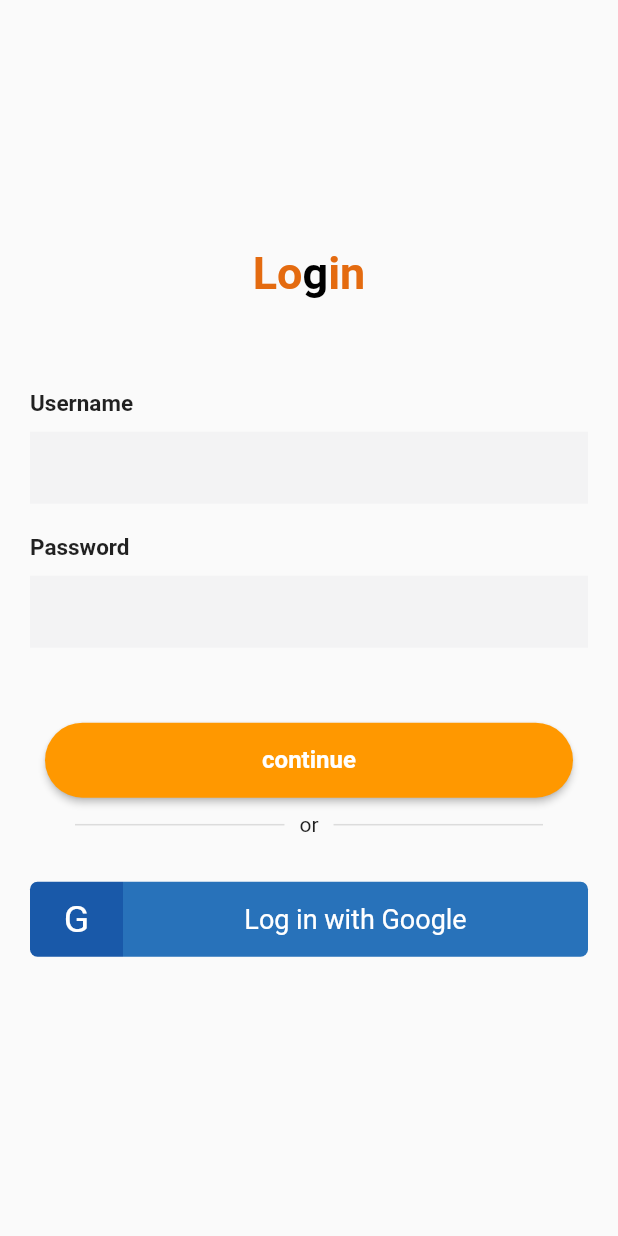
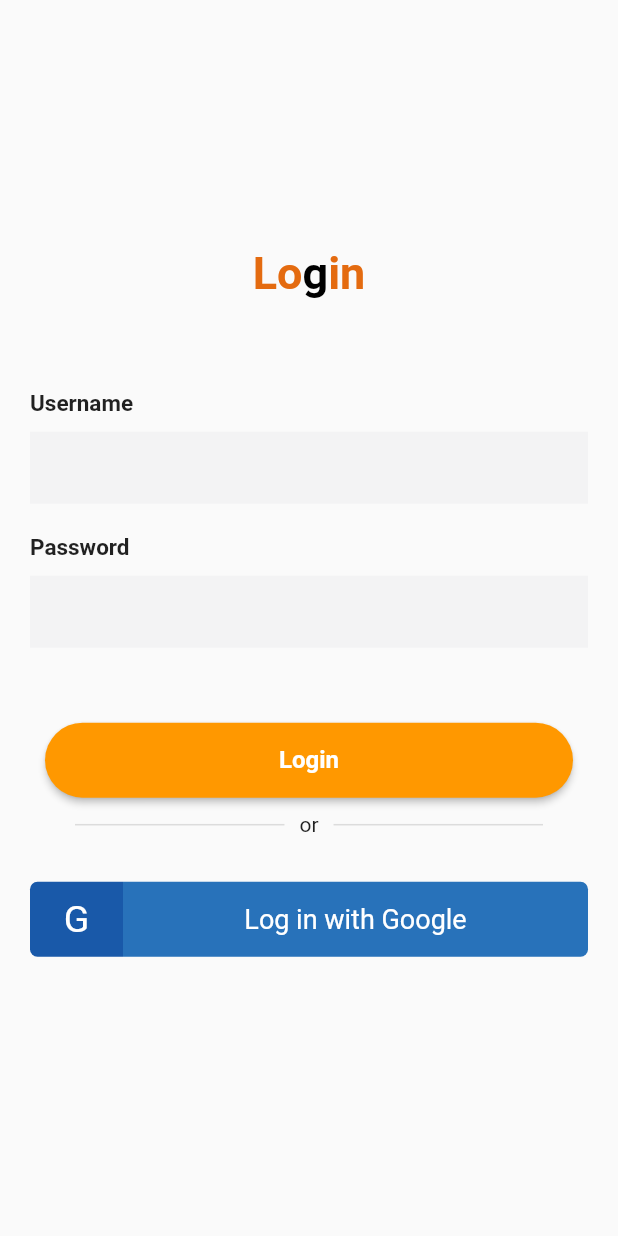
Before and after one commit to BekaHaile/dukkantek, a Flutter app: the screen it shows after launch, on a phone screen of 412 x 824 dp. Run offline on Flutter 3.47's test engine with Material 2 defaults, Android fonts, the phone set to English and light mode, and no system bars; our stand-ins replace dio, get; missing offline and left inert: http_mock_adapter; Roboto replaces fonts that are missing (SegoeUi).

Commit message:
Login mock and logout done

```diff
--- a/lib/core/adapters/repository_adapter.dart
+++ b/lib/core/adapters/repository_adapter.dart
@@ -1,4 +1,6 @@
+import 'package:dio/dio.dart';
+
 abstract class ILoginRepository {
   // Todo: Add Login request class signitures (interfaces) here.
-  Future<String> login(Map<String, dynamic> loginPayload);
+  Future<Response<dynamic>> login(Map<String, dynamic> loginPayload);
 }
--- a/lib/shared/routes/app_pages.dart
+++ b/lib/shared/routes/app_pages.dart
@@ -11,7 +11,7 @@ abstract class AppPages {
     // Login pages
     GetPage(
       name: Routes.login,
-      page: () => const LoginPage(),
+      page: () => LoginPage(),
       binding: LoginBinding()
     ),
 
--- a/lib/ui/bindings/login_binding.dart
+++ b/lib/ui/bindings/login_binding.dart
@@ -1,5 +1,6 @@
 import 'package:dukkantek_test/core/adapters/repository_adapter.dart';
 import 'package:dukkantek_test/core/repository/login_repository.dart';
+import 'package:dukkantek_test/ui/controllers/home_controller.dart';
 import 'package:dukkantek_test/ui/controllers/login_controller.dart';
 import 'package:get/get.dart';
 
@@ -10,5 +11,6 @@ class LoginBinding implements Bindings {
         () =>LoginRepository(),
         fenix: true);
     Get.lazyPut(() => LoginController(repository: Get.find()));
+    Get.lazyPut(() => HomeController());
   }
 }
--- a/lib/ui/controllers/login_controller.dart
+++ b/lib/ui/controllers/login_controller.dart
@@ -1,28 +1,33 @@
 import 'package:dukkantek_test/core/adapters/repository_adapter.dart';
 import 'package:dukkantek_test/shared/routes/app_pages.dart';
 import 'package:get/get.dart';
+
+import 'home_controller.dart';
 
 class LoginController extends GetxController {
   final ILoginRepository repository;
   LoginController({required this.repository});
 
-
   String userName = '';
   String password = '';
 
+  HomeController homeController = Get.find();
+
   login() {
-    final loginPayload = {
-      "user_name": userName,
-      "password": password
-    };
+    final loginPayload = {"user_name": userName, "password": password};
 
-    repository.login(loginPayload).then((loginResponse) {
+    repository.login(loginPayload).then(
+      (loginResponse) {
         //assuming the loginResponse has the proper flag and auth key
+        if (loginResponse.statusCode == 200) {
+          homeController.userName = loginResponse.data["username"];
           Get.toNamed(Routes.homePage);
+        }
       },
       onError: (err) {
         // ignore: avoid_print
         print("$err");
-      },);
+      },
+    );
   }
 }
--- a/lib/ui/screens/login_page.dart
+++ b/lib/ui/screens/login_page.dart
@@ -6,11 +6,12 @@ import 'package:flutter/material.dart';
 import 'package:get/get.dart';
 
 class LoginPage extends GetView<LoginController>{
-  const LoginPage({Key? key}) : super(key: key);
+   LoginPage({Key? key}) : super(key: key);
 
+
+    final _formKey = GlobalKey<FormState>();
     @override
   Widget build(BuildContext context) {
-    final _formKey = GlobalKey<FormState>();
     final height = MediaQuery.of(context).size.height;
 
     return Scaffold(
@@ -36,7 +37,7 @@ class LoginPage extends GetView<LoginController>{
                   Padding(
                         padding: const EdgeInsets.fromLTRB(10.0, 20.0, 10.0, 0),
                         child: RoundedButton(
-                          text: 'continue'.tr,
+                          text: 'Login',
                           onPressed: () {
                             final form = _formKey.currentState;
                             if (form?.validate() ?? false) {
--- a/pubspec.yaml
+++ b/pubspec.yaml
@@ -35,7 +35,7 @@ dependencies:
   # Use with the CupertinoIcons class for iOS style icons.
   cupertino_icons: ^1.0.2
   get:
-  http: ^0.13.4
+  dio: ^4.0.4
 
 dev_dependencies:
   flutter_test:
@@ -47,6 +47,7 @@ dev_dependencies:
   # package. See that file for information about deactivating specific lint
   # rules and activating additional ones.
   flutter_lints: ^1.0.0
+  http_mock_adapter: ^0.3.2
 
 # For information on the generic Dart part of this file, see the
 # following page: https://dart.dev/tools/pub/pubspec
```
Also changed, not shown: lib/core/repository/login_repository.dart (+68 -7 lines), lib/ui/screens/home_page.dart (+26 -4 lines), pubspec.lock.
